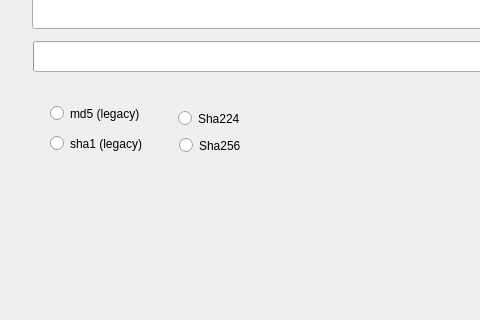
First picture: the form in mainwindow.ui, repository eanyx/hash-calculator, before the edit; both pictures show x 0 to 480 and y 108 to 428 of the 1409 by 652 pixel window.
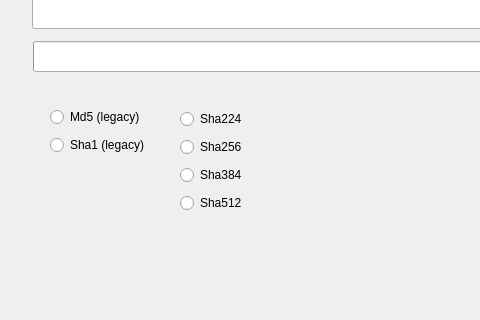
Second picture: the form after the edit.

Patch:
```diff
--- a/mainwindow.ui
+++ b/mainwindow.ui
@@ -14,19 +14,6 @@
    <string>MainWindow</string>
   </property>
   <widget class="QWidget" name="centralwidget">
-   <widget class="QRadioButton" name="md5_radioButton">
-    <property name="geometry">
-     <rect>
-      <x>50</x>
-      <y>210</y>
-      <width>110</width>
-      <height>23</height>
-     </rect>
-    </property>
-    <property name="text">
-     <string>md5 (legacy)</string>
-    </property>
-   </widget>
    <widget class="QLineEdit" name="fileLineEdit">
     <property name="geometry">
      <rect>
@@ -128,44 +115,71 @@
      <string>Cancel</string>
     </property>
    </widget>
-   <widget class="QRadioButton" name="sha1_radioButton">
+   <widget class="QWidget" name="">
     <property name="geometry">
      <rect>
-      <x>50</x>
-      <y>240</y>
-      <width>110</width>
-      <height>23</height>
-     </rect>
-    </property>
-    <property name="text">
-     <string>sha1 (legacy)</string>
-    </property>
-   </widget>
-   <widget class="QRadioButton" name="sha224_radioButton">
-    <property name="geometry">
-     <rect>
-      <x>178</x>
+      <x>180</x>
       <y>215</y>
-      <width>110</width>
-      <height>23</height>
+      <width>76</width>
+      <height>112</height>
      </rect>
     </property>
-    <property name="text">
-     <string>Sha224</string>
-    </property>
+    <layout class="QVBoxLayout" name="verticalLayout">
+     <item>
+      <widget class="QRadioButton" name="sha224_radioButton">
+       <property name="text">
+        <string>Sha224</string>
+       </property>
+      </widget>
+     </item>
+     <item>
+      <widget class="QRadioButton" name="sha256_radioButton">
+       <property name="text">
+        <string>Sha256</string>
+       </property>
+      </widget>
+     </item>
+     <item>
+      <widget class="QRadioButton" name="sha384_radioButton">
+       <property name="text">
+        <string>Sha384</string>
+       </property>
+      </widget>
+     </item>
+     <item>
+      <widget class="QRadioButton" name="sha512_radioButton">
+       <property name="text">
+        <string>Sha512</string>
+       </property>
+      </widget>
+     </item>
+    </layout>
    </widget>
-   <widget class="QRadioButton" name="sha256_radioButton">
+   <widget class="QWidget" name="">
     <property name="geometry">
      <rect>
-      <x>179</x>
-      <y>242</y>
-      <width>110</width>
-      <height>23</height>
+      <x>50</x>
+      <y>213</y>
+      <width>115</width>
+      <height>54</height>
      </rect>
     </property>
-    <property name="text">
-     <string>Sha256</string>
-    </property>
+    <layout class="QVBoxLayout" name="verticalLayout_2">
+     <item>
+      <widget class="QRadioButton" name="md5_radioButton">
+       <property name="text">
+        <string>Md5 (legacy)</string>
+       </property>
+      </widget>
+     </item>
+     <item>
+      <widget class="QRadioButton" name="sha1_radioButton">
+       <property name="text">
+        <string>Sha1 (legacy)</string>
+       </property>
+      </widget>
+     </item>
+    </layout>
    </widget>
   </widget>
   <widget class="QMenuBar" name="menubar">
```
